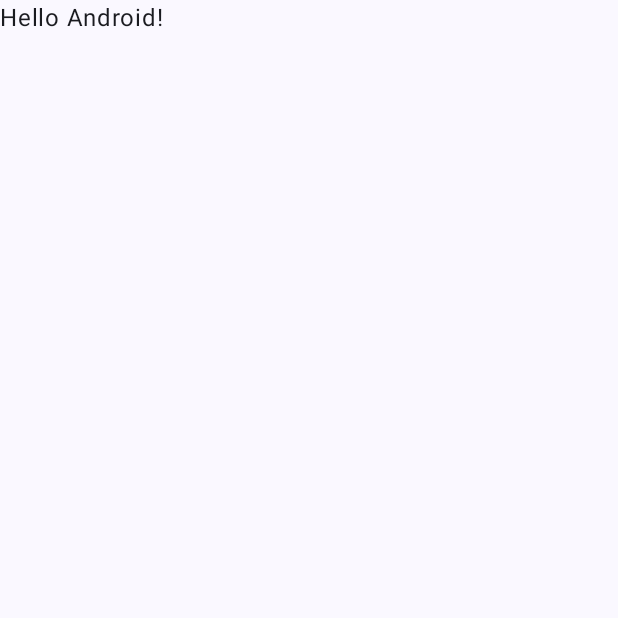
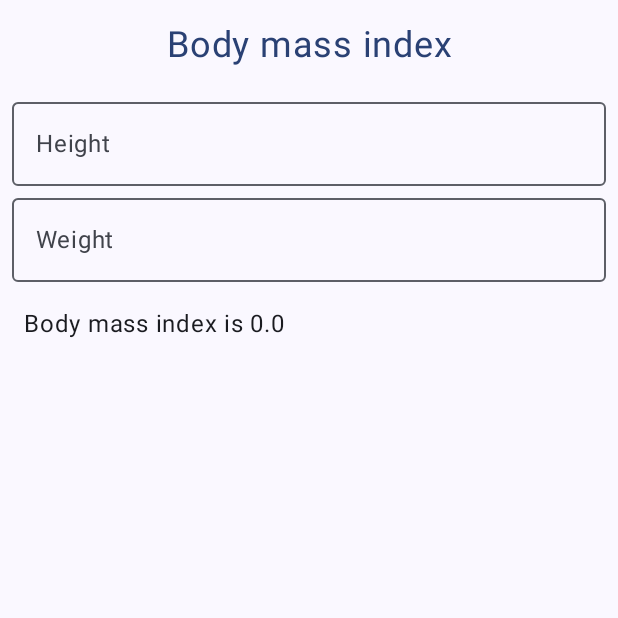
Before and after one commit to harim-fatima/BMIViewModel, an Android app built with Jetpack Compose: the screen it shows after launch (MainActivity), on a phone screen of 412 x 824 dp, the top half of it. Before the commit the part shown is almost empty. Run offline under Robolectric (Android 15) with nearby library versions, the phone set to English and light mode, and no system bars.

Commit message:
add bmi UI

```diff
--- a/app/src/main/java/com/example/bmiviewmodel/MainActivity.kt
+++ b/app/src/main/java/com/example/bmiviewmodel/MainActivity.kt
@@ -3,27 +3,36 @@ package com.example.bmiviewmodel
 import android.os.Bundle
 import androidx.activity.ComponentActivity
 import androidx.activity.compose.setContent
-import androidx.activity.enableEdgeToEdge
+import androidx.compose.foundation.layout.Column
 import androidx.compose.foundation.layout.fillMaxSize
+import androidx.compose.foundation.layout.fillMaxWidth
 import androidx.compose.foundation.layout.padding
+import androidx.compose.foundation.text.KeyboardOptions
+import androidx.compose.material3.MaterialTheme
+import androidx.compose.material3.OutlinedTextField
 import androidx.compose.material3.Scaffold
 import androidx.compose.material3.Text
 import androidx.compose.runtime.Composable
+import androidx.compose.runtime.getValue
+import androidx.compose.runtime.mutableStateOf
+import androidx.compose.runtime.remember
+import androidx.compose.runtime.setValue
 import androidx.compose.ui.Modifier
+import androidx.compose.ui.text.input.KeyboardType
+import androidx.compose.ui.text.style.TextAlign
 import androidx.compose.ui.tooling.preview.Preview
+import androidx.compose.ui.unit.dp
+import androidx.compose.ui.unit.sp
 import com.example.bmiviewmodel.ui.theme.BMIViewModelTheme
+import java.text.DecimalFormat
 
 class MainActivity : ComponentActivity() {
     override fun onCreate(savedInstanceState: Bundle?) {
         super.onCreate(savedInstanceState)
-        enableEdgeToEdge()
         setContent {
             BMIViewModelTheme {
                 Scaffold(modifier = Modifier.fillMaxSize()) { innerPadding ->
-                    Greeting(
-                        name = "Android",
-                        modifier = Modifier.padding(innerPadding)
-                    )
+                    Bmi(modifier = Modifier.padding(innerPadding))
                 }
             }
         }
@@ -31,17 +40,58 @@ class MainActivity : ComponentActivity() {
 }
 
 @Composable
-fun Greeting(name: String, modifier: Modifier = Modifier) {
-    Text(
-        text = "Hello $name!",
-        modifier = modifier
-    )
+fun Bmi(modifier: Modifier = Modifier) {
+    var heightInput by remember { mutableStateOf("") }
+    var weightInput by remember { mutableStateOf("") }
+    val height = heightInput.toFloatOrNull() ?: 0.0f
+    val weight = weightInput.toIntOrNull() ?: 0
+    val formatter = DecimalFormat("0.00")
+    val bmi = if (weight > 0 && height > 0) formatter.format(weight / (height * height)) else 0.0f
+
+    Column {
+        Text (
+            text = "Body mass index",
+            fontSize = 24.sp,
+            color = MaterialTheme.colorScheme.primary,
+            textAlign = TextAlign.Center,
+            modifier = modifier
+                .fillMaxWidth()
+                .padding(vertical = 16.dp)
+        )
+        OutlinedTextField(
+            value = heightInput,
+            onValueChange = {heightInput = it.replace(',','.')},
+            label = {Text("Height")},
+            singleLine = true,
+            keyboardOptions = KeyboardOptions(
+                keyboardType = KeyboardType.Number),
+            modifier = Modifier
+                .fillMaxWidth()
+                .padding(start = 8.dp, end = 8.dp)
+        )
+        OutlinedTextField(
+            value = weightInput,
+            onValueChange = {weightInput = it.replace(',','.')},
+            label = {Text("Weight")},
+            singleLine = true,
+            keyboardOptions = KeyboardOptions(keyboardType = KeyboardType.Number),
+            modifier = Modifier
+                .fillMaxWidth()
+                .padding(start = 8.dp, end = 8.dp)
+        )
+        Text(
+            text = "Body mass index is " + bmi,
+            modifier = Modifier
+                .fillMaxWidth()
+                .padding(start = 16.dp, top = 16.dp)
+        )
+    }
 }
 
 @Preview(showBackground = true)
 @Composable
 fun GreetingPreview() {
     BMIViewModelTheme {
-        Greeting("Android")
+        Bmi()
     }
 }
```
